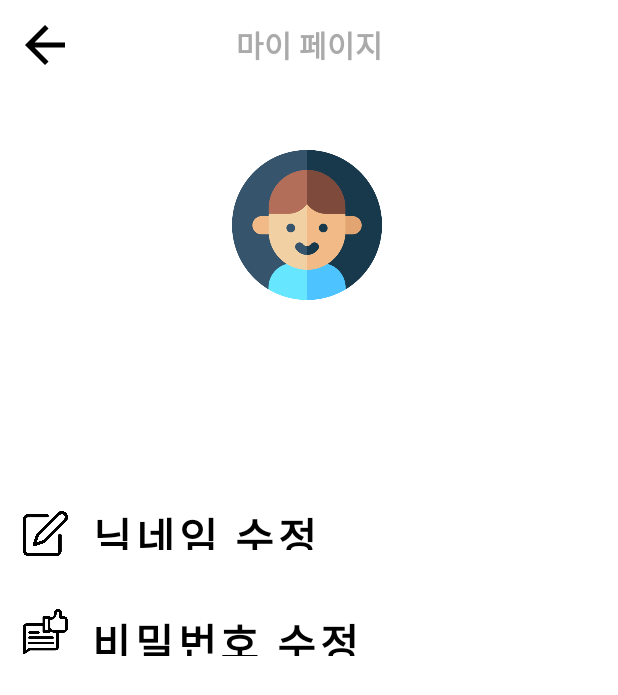
After one commit to ohamin26/kotlin_red_lighthouse, an Android app: the ChangeInfoActivity screen opened directly, with no data from a screen before it, on a phone screen of 412 x 824 dp. The commit adds this screen. Shown: the top 695 px of the screen. Run offline under Robolectric (Android 15) with nearby library versions, the phone set to English and light mode, and no system bars; our stand-ins replace Firebase (no records; nobody signed in at launch, a user with empty details on screens opened directly).

Commit message:
뒤로가기 추가

```diff
--- a/app/src/main/AndroidManifest.xml
+++ b/app/src/main/AndroidManifest.xml
@@ -70,15 +70,9 @@
                 android:value="" />
         </activity>
         <activity
-            android:name=".activity.ChangeInfoNicknameActivity"
-            android:exported="true">
-            <meta-data
-                android:name="android.app.lib_name"
-                android:value="" />
-        </activity>
-        <activity
             android:name=".activity.CsActivity"
-            android:exported="true">
+            android:exported="true"
+            android:parentActivityName=".activity.UserInfoActivity">
             <meta-data
                 android:name="android.app.lib_name"
                 android:value="" />
@@ -86,7 +80,34 @@
 
         <activity
             android:name=".activity.AppInfoActivity"
-            android:exported="true">
+            android:exported="true"
+            android:parentActivityName=".activity.UserInfoActivity">
+            <meta-data
+                android:name="android.app.lib_name"
+                android:value="" />
+        </activity>
+
+        <activity
+            android:name=".activity.ChangeInfoActivity"
+            android:exported="true"
+            android:parentActivityName=".activity.UserInfoActivity">
+            <meta-data
+                android:name="android.app.lib_name"
+                android:value="" />
+        </activity>
+        <activity
+            android:name=".activity.ChangeInfoNicknameActivity"
+            android:exported="true"
+            android:parentActivityName=".activity.ChangeInfoActivity"
+            >
+            <meta-data
+                android:name="android.app.lib_name"
+                android:value="" />
+        </activity>
+        <activity
+            android:name=".activity.PolicyActivity"
+            android:exported="true"
+            android:parentActivityName=".activity.UserInfoActivity">
             <meta-data
                 android:name="android.app.lib_name"
                 android:value="" />
--- a/app/src/main/java/kr/ac/kpu/red_lighthouse/activity/AppInfoActivity.kt
+++ b/app/src/main/java/kr/ac/kpu/red_lighthouse/activity/AppInfoActivity.kt
@@ -3,11 +3,19 @@ package kr.ac.kpu.red_lighthouse.activity
 import android.os.Bundle
 import androidx.appcompat.app.AppCompatActivity
 import kr.ac.kpu.red_lighthouse.R
+import kr.ac.kpu.red_lighthouse.databinding.ActivityAppInfoBinding
+import kr.ac.kpu.red_lighthouse.databinding.ActivityCsBinding
 
 class AppInfoActivity :AppCompatActivity(){
+
+    private lateinit var binding: ActivityAppInfoBinding
     override fun onCreate(savedInstanceState: Bundle?) {
+        super.onCreate(savedInstanceState)
+        binding = ActivityAppInfoBinding.inflate(layoutInflater)
+        setContentView(binding.root)
 
-        super.onCreate(savedInstanceState)
-        setContentView(R.layout.activity_app_info)
+        binding.btnBack.setOnClickListener {
+            finish()
+        }
     }
 }
--- /dev/null
+++ b/app/src/main/java/kr/ac/kpu/red_lighthouse/activity/ChangeInfoActivity.kt
@@ -0,0 +1,52 @@
+package kr.ac.kpu.red_lighthouse.activity
+
+import android.content.Intent
+import android.os.Bundle
+import androidx.appcompat.app.AppCompatActivity
+import kotlinx.coroutines.CoroutineScope
+import kotlinx.coroutines.Dispatchers
+import kotlinx.coroutines.launch
+import kr.ac.kpu.red_lighthouse.databinding.ActivityChangeInfoBinding
+import kr.ac.kpu.red_lighthouse.user.User
+import kr.ac.kpu.red_lighthouse.user.UserDao
+
+class ChangeInfoActivity : AppCompatActivity() {
+
+    private lateinit var binding: ActivityChangeInfoBinding
+
+    override fun onCreate(savedInstanceState: Bundle?) {
+
+        super.onCreate(savedInstanceState)
+        binding = ActivityChangeInfoBinding.inflate(layoutInflater)
+        setContentView(binding.root)
+
+        val userEmail = binding.userEmail // 사용자 이메일 표시 텍스트 뷰
+        val userName = binding.userName   // 사용자 닉네임 표시 텍스트 뷰
+        val btnEditNickname = binding.btnEditNickname
+        val btnEditPw = binding.btnEditPw
+        val prefs = getSharedPreferences("user", 0)
+        val userId = prefs.getString("userId"," ").toString()
+        val userDao = UserDao()
+        //데이터베이스에서 user_nickname,user_email값 가져오기 및 출력
+        CoroutineScope(Dispatchers.Main).launch {
+            var user: User? = User(userId, "", "", "")
+            if (user != null) {
+                user = userDao.getDataFromFirebase(user.userId)
+                userEmail.text = user?.userEmail
+                userName.text = user?.userNickname
+            }
+        }
+
+        binding.btnBack.setOnClickListener {
+            finish()
+        }
+
+        btnEditNickname.setOnClickListener {
+            var intent = Intent(applicationContext, ChangeInfoNicknameActivity::class.java)
+            startActivity(intent) }
+
+        btnEditPw.setOnClickListener {
+            var intent = Intent(applicationContext, FindPasswordActivity::class.java)
+            startActivity(intent) }
+    }
+}
--- a/app/src/main/java/kr/ac/kpu/red_lighthouse/activity/CsActivity.kt
+++ b/app/src/main/java/kr/ac/kpu/red_lighthouse/activity/CsActivity.kt
@@ -3,11 +3,20 @@ package kr.ac.kpu.red_lighthouse.activity
 import android.os.Bundle
 import androidx.appcompat.app.AppCompatActivity
 import kr.ac.kpu.red_lighthouse.R
+import kr.ac.kpu.red_lighthouse.databinding.ActivityChangeInfoBinding
+import kr.ac.kpu.red_lighthouse.databinding.ActivityCsBinding
 
 class CsActivity : AppCompatActivity(){
+
+    private lateinit var binding: ActivityCsBinding
+
     override fun onCreate(savedInstanceState: Bundle?) {
+        super.onCreate(savedInstanceState)
+        binding = ActivityCsBinding.inflate(layoutInflater)
+        setContentView(binding.root)
 
-        super.onCreate(savedInstanceState)
-        setContentView(R.layout.activity_cs)
+        binding.btnBack.setOnClickListener {
+            finish()
+        }
     }
 }
--- a/app/src/main/java/kr/ac/kpu/red_lighthouse/activity/PolicyActivity.kt
+++ b/app/src/main/java/kr/ac/kpu/red_lighthouse/activity/PolicyActivity.kt
@@ -3,11 +3,17 @@ package kr.ac.kpu.red_lighthouse.activity
 import android.os.Bundle
 import androidx.appcompat.app.AppCompatActivity
 import kr.ac.kpu.red_lighthouse.R
+import kr.ac.kpu.red_lighthouse.databinding.ActivityAppInfoBinding
+import kr.ac.kpu.red_lighthouse.databinding.ActivityPolicyBinding
 
 class PolicyActivity :AppCompatActivity(){
+    private lateinit var binding: ActivityPolicyBinding
     override fun onCreate(savedInstanceState: Bundle?) {
-
         super.onCreate(savedInstanceState)
-        setContentView(R.layout.activity_policy)
+        binding = ActivityPolicyBinding.inflate(layoutInflater)
+        setContentView(binding.root)
+        binding.btnBack.setOnClickListener {
+            finish()
+        }
     }
 }
--- /dev/null
+++ b/app/src/main/res/layout/activity_change_info.xml
@@ -0,0 +1,138 @@
+<?xml version="1.0" encoding="utf-8"?>
+<!--정보 수정 버튼 클릭 시 전환되는 회원 정보 변경 화면-->
+<ScrollView xmlns:android="http://schemas.android.com/apk/res/android"
+    android:layout_width="match_parent"
+    android:layout_height="match_parent"
+    android:gravity="center"
+    android:orientation="vertical">
+
+    <LinearLayout
+        android:layout_width="match_parent"
+        android:layout_height="match_parent"
+        android:orientation="vertical"
+        >
+
+        <!-- 상단 앱바 -->
+        <LinearLayout
+            android:layout_width="match_parent"
+            android:layout_height="wrap_content"
+            android:orientation="horizontal"
+            android:layout_marginBottom="40dp">
+
+
+            <!-- 뒤로가기 버튼 -->
+            <ImageButton
+                android:id="@+id/btn_back"
+                android:layout_width="40dp"
+                android:layout_height="40dp"
+                android:background="?attr/selectableItemBackgroundBorderless"
+                android:src="@drawable/ic_back_arrow"
+                android:layout_margin="10dp"/>
+
+            <!-- 페이지 제목 -->
+            <TextView
+                android:layout_width="0dp"
+                android:layout_height="wrap_content"
+                android:layout_weight="1"
+                android:fontFamily="@font/suite1"
+                android:gravity="center"
+                android:layout_gravity="center"
+                android:textSize="20dp"
+                android:text="마이 페이지"
+                android:layout_marginRight="60dp"
+                android:textStyle="bold"
+                android:textColor="@android:color/darker_gray"/>
+
+        </LinearLayout>
+
+        <LinearLayout
+            android:layout_width="410dp"
+            android:layout_height="wrap_content"
+            android:gravity="center"
+            android:orientation="vertical">
+            <!--프로필 이미지 뷰-->
+            <ImageView
+                android:layout_width="105dp"
+                android:layout_height="100dp"
+                android:src="@drawable/customer">
+            </ImageView>
+
+            <!--사용자 이메일 텍스트 뷰-->
+            <TextView
+                android:id="@+id/userEmail"
+                android:layout_width="wrap_content"
+                android:layout_height="wrap_content"
+                android:layout_marginTop="20dp"
+                android:fontFamily="@font/suite"
+                android:text="사용자 이메일"
+                android:textSize="32dp"
+                android:textStyle="bold" />
+            <!--사용자 닉네임 텍스트 뷰-->
+            <TextView
+                android:id="@+id/userName"
+                android:layout_width="wrap_content"
+                android:layout_height="wrap_content"
+                android:text="사용자 닉네임"
+                android:textStyle="bold"
+                android:textSize="32dp"
+                android:fontFamily="@font/suite"
+                />
+        </LinearLayout>
+
+        <LinearLayout
+            android:layout_width="wrap_content"
+            android:layout_height="wrap_content"
+            android:layout_marginLeft="15dp"
+            android:layout_marginTop="20dp"
+            android:orientation="horizontal">
+            <!--정보 수정 로고 이미지 뷰-->
+            <ImageView
+                android:layout_width="30dp"
+                android:layout_height="30dp"
+                android:layout_marginTop="14dp"
+                android:src="@drawable/edit">
+            </ImageView>
+            <!--이메일, 닉네임 정보 수정 페이지로 이동 버튼-->
+            <Button
+                android:id="@+id/btn_edit_nickname"
+                android:layout_width="wrap_content"
+                android:layout_height="50dp"
+                android:background="#00ff0000"
+                android:text="닉네임 수정"
+                android:textColor="@color/black"
+                android:textStyle="bold"
+                android:textSize="28dp"
+                android:fontFamily="@font/suite"
+                />
+        </LinearLayout>
+
+
+        <LinearLayout
+            android:layout_width="wrap_content"
+            android:layout_height="wrap_content"
+            android:layout_marginLeft="15dp"
+            android:layout_marginTop="15dp"
+            android:orientation="horizontal">
+            <!--리뷰 이미지 뷰-->
+            <ImageView
+                android:layout_width="30dp"
+                android:layout_height="30dp"
+                android:layout_marginTop="14dp"
+                android:src="@drawable/review">
+            </ImageView>
+            <!--나의 리뷰 페이지로 이동 버튼-->
+            <Button
+                android:id="@+id/btn_edit_pw"
+                android:layout_width="wrap_content"
+                android:layout_height="50dp"
+                android:layout_marginTop="5dp"
+                android:text="비밀번호 수정"
+                android:textStyle="bold"
+                android:textSize="28dp"
+                android:background="#00ff0000"
+                android:textColor="@color/black"
+                android:fontFamily="@font/suite"
+                />
+        </LinearLayout>
+    </LinearLayout>
+</ScrollView>
--- a/app/src/main/res/layout/activity_find_passwd.xml
+++ b/app/src/main/res/layout/activity_find_passwd.xml
@@ -26,7 +26,7 @@
 
             <!-- 페이지 제목 -->
             <TextView
-                android:layout_width="wrap_content"
+                android:layout_width="0dp"
                 android:layout_height="wrap_content"
                 android:layout_weight="1"
                 android:fontFamily="@font/suite1"
```
